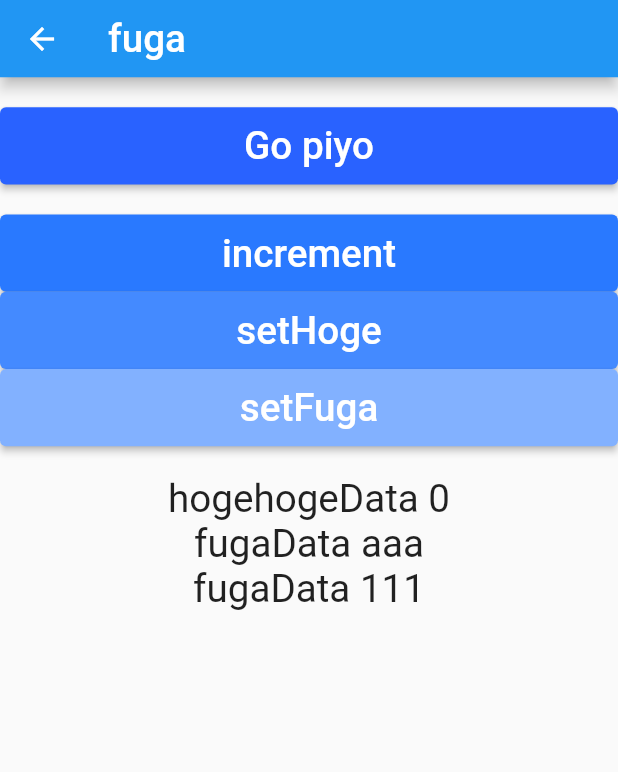
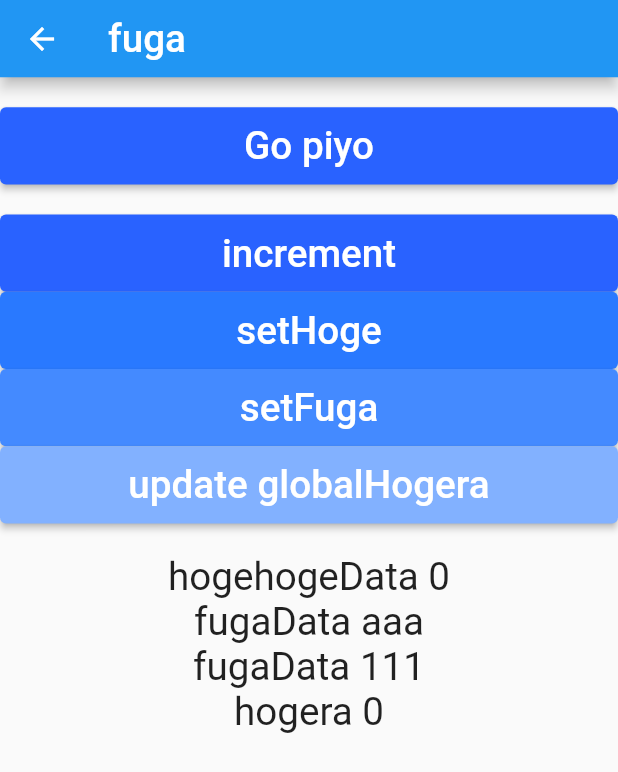
Before and after one commit to SatisKia/flutter_riverpod_test, a Flutter app: the FugaViewModel screen opened by its route, on a phone screen of 412 x 824 dp. Shown: the top 772 px of the screen. Run offline on Flutter 3.47's test engine with Material 2 defaults, Android fonts, the phone set to English and light mode, and no system bars; our stand-ins replace flutter_riverpod, freezed_annotation.

Commit message:
StateProvider

```diff
--- a/lib/main.dart
+++ b/lib/main.dart
@@ -29,3 +29,11 @@ class MyApp extends StatelessWidget {
     );
   }
 }
+
+// グローバル
+final StateProvider<int> _hogeraProvider = StateProvider<int>((_) => 0);
+int readHogera(WidgetRef ref) => ref.read(_hogeraProvider);
+int watchHogera(WidgetRef ref) => ref.watch(_hogeraProvider);
+void updateHogera(WidgetRef ref, int value) {
+  ref.read(_hogeraProvider.state).update((_) => value);
+}
--- a/lib/view/fuga_view.dart
+++ b/lib/view/fuga_view.dart
@@ -16,6 +16,7 @@ class FugaView {
           FugaViewWidgetB( contentWidth ),
           FugaViewWidgetC( contentWidth ),
           FugaViewWidgetD( contentWidth ),
+          FugaViewWidgetE( contentWidth ),
         ]
     );
   }
@@ -58,7 +59,7 @@ class FugaViewWidgetA extends ConsumerWidget {
           height: contentWidth / 8,
           child: ElevatedButton(
               style: ElevatedButton.styleFrom(
-                primary: Colors.blueAccent.shade400,
+                primary: Colors.blueAccent.shade700,
                 onPrimary: Colors.white,
               ),
               onPressed: (){
@@ -76,7 +77,7 @@ class FugaViewWidgetA extends ConsumerWidget {
           height: contentWidth / 8,
           child: ElevatedButton(
               style: ElevatedButton.styleFrom(
-                primary: Colors.blueAccent.shade200,
+                primary: Colors.blueAccent.shade400,
                 onPrimary: Colors.white,
               ),
               onPressed: (){
@@ -94,7 +95,7 @@ class FugaViewWidgetA extends ConsumerWidget {
           height: contentWidth / 8,
           child: ElevatedButton(
               style: ElevatedButton.styleFrom(
-                primary: Colors.blueAccent.shade100,
+                primary: Colors.blueAccent.shade200,
                 onPrimary: Colors.white,
               ),
               onPressed: (){
@@ -103,6 +104,24 @@ class FugaViewWidgetA extends ConsumerWidget {
               },
               child: Text(
                 "setFuga",
+                style: TextStyle( fontSize: contentWidth / 16 ),
+              )
+          )
+      ),
+      SizedBox(
+          width: contentWidth,
+          height: contentWidth / 8,
+          child: ElevatedButton(
+              style: ElevatedButton.styleFrom(
+                primary: Colors.blueAccent.shade100,
+                onPrimary: Colors.white,
+              ),
+              onPressed: (){
+                int value = readHogera(ref);
+                updateHogera(ref, value + 1);
+              },
+              child: Text(
+                "update globalHogera",
                 style: TextStyle( fontSize: contentWidth / 16 ),
               )
           )
@@ -162,3 +181,19 @@ class FugaViewWidgetD extends ConsumerWidget {
     ] );
   }
 }
+
+class FugaViewWidgetE extends ConsumerWidget {
+  final double contentWidth;
+  const FugaViewWidgetE( this.contentWidth, {Key? key} ) : super(key: key);
+
+  @override
+  Widget build(BuildContext context, WidgetRef ref) {
+    debugPrint('FugaViewWidgetE build');
+
+    final int hogera = watchHogera(ref);
+
+    return Column( children: [
+      Text( 'hogera $hogera', style: TextStyle( fontSize: contentWidth / 16 ) ),
+    ] );
+  }
+}
```
Also changed, not shown: lib/view/hoge_view.dart (+38 -3 lines), lib/view/piyo_view.dart (+67 -31 lines), lib/view_model/piyo_view_model.dart (+9 -1 lines).
